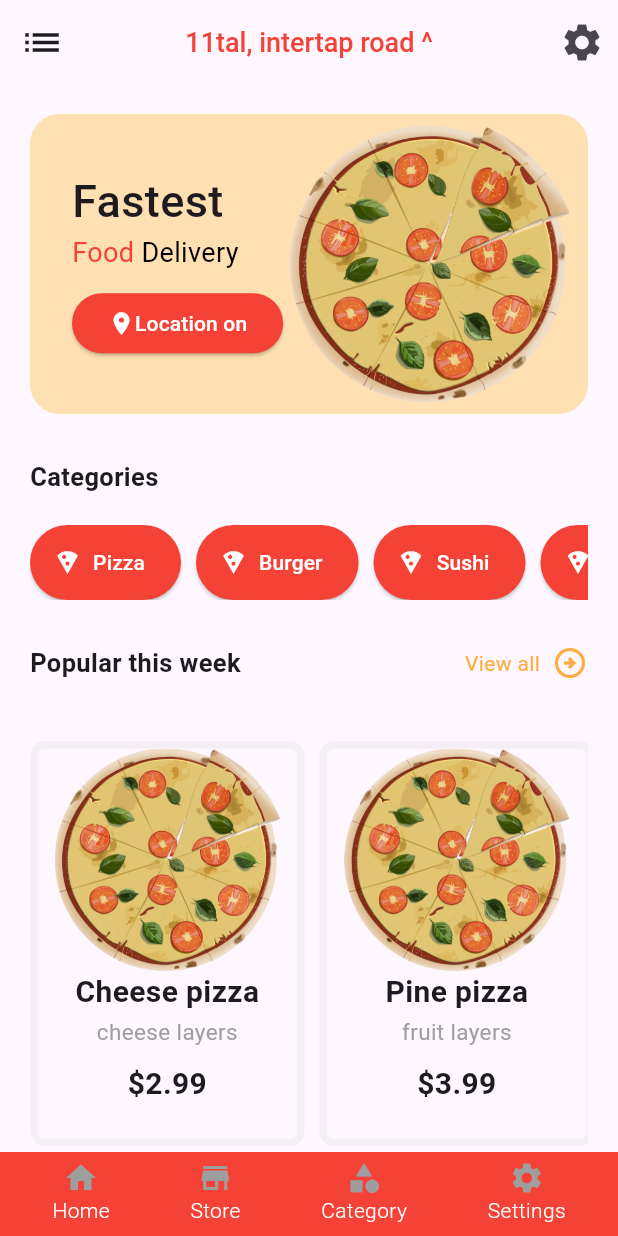
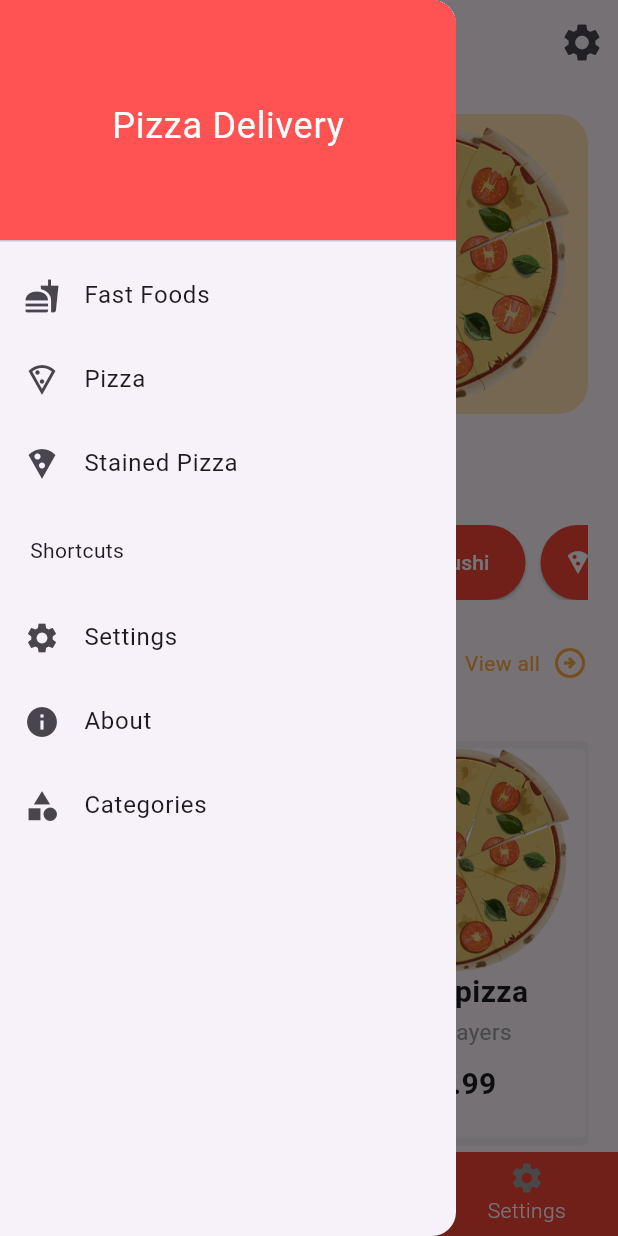
Before and after one commit to juliusfaj/food_app, a Flutter app: the screen it shows after launch, with the side drawer open (before the commit the screen has no drawer), on a phone screen of 412 x 824 dp. Run offline on Flutter 3.47's test engine with Material 3 defaults, Android fonts, the phone set to English and light mode, and no system bars.

Commit message:
code update

```diff
--- a/lib/main.dart
+++ b/lib/main.dart
@@ -14,11 +14,11 @@ class MyApp extends StatelessWidget {
       home: Scaffold(
           appBar: AppBar(
             centerTitle: true,
-  leading: IconButton(
-    onPressed: () {},
-    icon: const Icon(Icons.list),
-    iconSize: 30.0,
-  ),
+            // leading: IconButton(
+            //   onPressed: () {},
+            //   icon: const Icon(Icons.list),
+            //   iconSize: 30.0,
+            // ),
             title: Text(
               "11tal, intertap road ^",
               style: TextStyle(
@@ -33,7 +33,72 @@ appBar: AppBar(
                   iconSize: 30.0)
             ],
           ),
-        body: AppBanner()
+
+          drawer: Drawer(
+
+            child: ListView(
+              children: [
+                const DrawerHeader(
+                  decoration: BoxDecoration(
+                    color: Colors.redAccent,
+                  ),
+                  child: Column(
+                    mainAxisAlignment: MainAxisAlignment.center,
+                    crossAxisAlignment: CrossAxisAlignment.center,
+                    children: [
+                      Text(
+                        "Pizza Delivery",
+                        style: TextStyle(
+                          color: Colors.white,
+                          fontSize: 24,
+                        ),
+                      ),
+                    ],
+                  )
+                ),
+
+                ListTile(
+                  leading: Icon(Icons.fastfood),
+                  title: const Text("Fast Foods"),
+                  onTap: () {},
+                ),
+                ListTile(
+                  leading: Icon(Icons.local_pizza_outlined),
+                  title: const Text("Pizza"),
+                  onTap: () {},
+                ),
+                ListTile(
+                  leading: Icon(Icons.local_pizza),
+                  title: const Text("Stained Pizza"),
+                  onTap: () {},
+                ),
+
+                Padding(padding: EdgeInsets.all(20.0), child: Text('Shortcuts'),),
+
+                ListTile(
+                  leading: Icon(Icons.settings),
+                  title: const Text("Settings"),
+                  onTap: () {},
+                ),
+
+                ListTile(
+                  leading: Icon(Icons.info),
+                  title: const Text("About"),
+                  onTap: () {},
+                ),
+
+                ListTile(
+                  leading: Icon(Icons.category),
+                  title: const Text("Categories"),
+                  onTap: () {},
+                ),
+
+
+              ],
+            ),
+          ),
+
+          body: AppBanner(),
       ),
     );
   }
```
Lines whose indentation alone changed are shown as unchanged.
